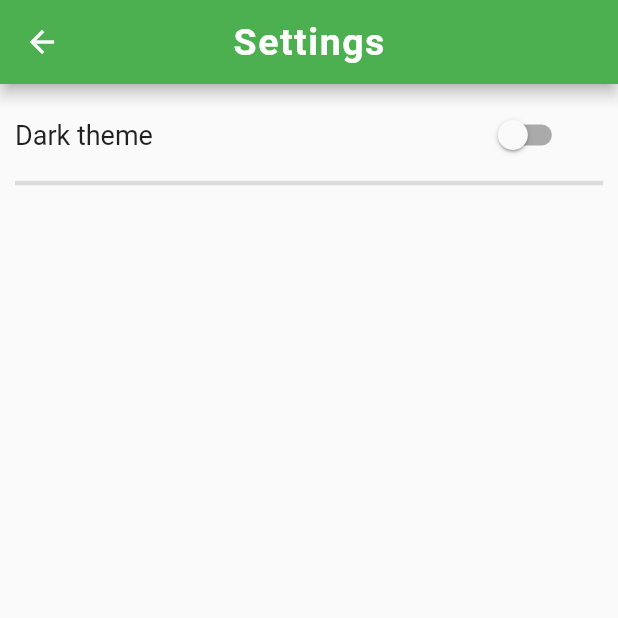
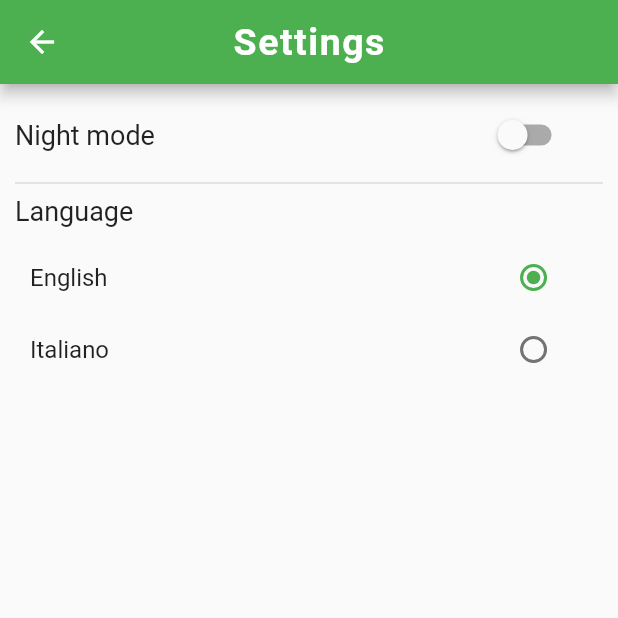
Before and after one commit to marilorena/ProgettoAppBWT, a Flutter app: the SettingsPage screen opened by its route, on a phone screen of 412 x 824 dp, the top half of it. Run offline on Flutter 3.47's test engine with Material 2 defaults, Android fonts, the phone set to English and light mode, and no system bars; our stand-ins replace material_design_icons_flutter.

Commit message:
[development_Lorenzo] settings ok

```diff
--- /dev/null
+++ b/our_first_app/lib/model/language.dart
@@ -0,0 +1,18 @@
+import 'package:flutter/material.dart';
+
+class Language extends ChangeNotifier{
+  bool cond = false;
+  final List<String> eng = ['Login to continue', 'username', 'Wrong credentials', 'Profile', 'Settings', 'Night mode', 'Language'];
+  final List<String> ita = ['Login per continuare', 'nome utente', 'Credenziali errate', 'Profilo', 'Impostazioni', 'Modalità notte', 'Lingua'];
+  List<String> language = ['Login to continue', 'username', 'Wrong credentials', 'Profile', 'Settings', 'Night mode', 'Language'];
+
+  void switchLanguage(bool newCond){
+    cond = newCond;
+    if(cond==false){
+      language = eng;
+    }else{
+      language = ita;
+    }
+    notifyListeners();
+  }
+}
--- a/our_first_app/lib/screens/homepage.dart
+++ b/our_first_app/lib/screens/homepage.dart
@@ -1,5 +1,7 @@
 import 'package:flutter/material.dart';
 import 'package:material_design_icons_flutter/material_design_icons_flutter.dart';
+import 'package:our_first_app/model/language.dart';
+import 'package:provider/provider.dart';
 
 class HomePage extends StatefulWidget{
   const HomePage({Key? key}) : super(key: key);
@@ -13,7 +15,8 @@ final Color col = const Color.fromARGB(248, 159, 224, 159);
 
   @override
   Widget build(BuildContext context){
-    return Scaffold(
+    return Consumer<Language>(
+      builder: (context, language, child) =>  Scaffold(
         appBar: AppBar(
           centerTitle: true,
           title: const Text(
@@ -181,10 +184,11 @@ final Color col = const Color.fromARGB(248, 159, 224, 159);
                   Navigator.popAndPushNamed(context, '/profile/');
                 },
               ),
-            label: 'Profile'
+              label: language.language[3]
             )
           ]
         )
+      ),
     );
   }
 }
--- a/our_first_app/lib/secondary_screens/setting.dart
+++ b/our_first_app/lib/secondary_screens/setting.dart
@@ -1,5 +1,6 @@
 import 'package:flutter/material.dart';
 import 'package:our_first_app/model/darktheme.dart';
+import 'package:our_first_app/model/language.dart';
 import 'package:provider/provider.dart';
 
 class SettingsPage extends StatelessWidget{
@@ -7,12 +8,13 @@ class SettingsPage extends StatelessWidget{
 
 @override
 Widget build(BuildContext context){
-  return Scaffold(
+  return Consumer<Language>(
+    builder: (context, language, child) => Scaffold(
       appBar: AppBar(
         centerTitle: true,
-      title: const Text(
-        'Settings',
-        style: TextStyle(
+        title: Text(
+          language.language[4],
+          style: const TextStyle(
               fontWeight: FontWeight.bold,
               fontSize: 25,
               letterSpacing: 1
@@ -24,29 +26,75 @@ Widget build(BuildContext context){
         children: [
           Row(
             children: [
-            const Text(
-              'Dark theme',
-              style: TextStyle(fontSize: 18),
+              SizedBox(
+                width: 311.7,
+                child: Text(
+                  language.language[5],
+                  style: const TextStyle(fontSize: 18),
                 ),
-            Padding(
-              padding: const EdgeInsets.fromLTRB(220, 0, 0, 0),
-              child: Consumer<DarkTheme>(
+              ),
+              Consumer<DarkTheme>(
                 builder: (context, darkTheme, child){
                   return Switch(
                     value: darkTheme.dark,
-                    onChanged: (newValue){
+                    onChanged: (bool newValue){
                       newValue=!(darkTheme.dark);
-                      darkTheme.darkThemeOn(newValue);
+                      darkTheme.darkThemeSwitch(newValue);
                     },
                   );
                 }
-              ),
               )
             ]
           ),
-        const Divider(thickness: 3)
+          const Divider(thickness: 1),
+          Text(language.language[6], style: const TextStyle(fontSize: 18),),
+          Padding(
+            padding: const EdgeInsets.fromLTRB(10, 10, 0, 0),
+            child: Row(
+              children: [
+                const SizedBox(
+                  width: 311.7,
+                  child: Text(
+                    'English',
+                    style: TextStyle(fontSize: 16),
+                  ),
+                ),
+                Radio(
+                  value: language.cond,
+                  groupValue: false,
+                  toggleable: true,
+                  onChanged: (newCond){
+                    language.switchLanguage(false);
+                  },
+                ),
+              ]
+            ),
+          ),
+          Padding(
+            padding: const EdgeInsets.fromLTRB(10, 0, 0, 0),
+            child: Row(
+              children: [
+                const SizedBox(
+                  width: 311.7,
+                  child: Text(
+                    'Italiano',
+                    style: TextStyle(fontSize: 16),
+                  ),
+                ),
+                Radio(
+                  value: !language.cond,
+                  groupValue: false,
+                  toggleable: true,
+                  onChanged: (newCond){
+                    language.switchLanguage(true);
+                  },
+                ),
+              ]
+            ),
+          )
         ],
       )
+    ),
   );
 }
 }
```
Also changed, not shown: our_first_app/lib/main.dart (+6 -2 lines), our_first_app/lib/model/darktheme.dart (+4 -4 lines), our_first_app/lib/screens/loginpage.dart (+17 -13 lines), our_first_app/lib/screens/profilepage.dart (+21 -8 lines). Lines whose indentation alone changed are shown as unchanged.
